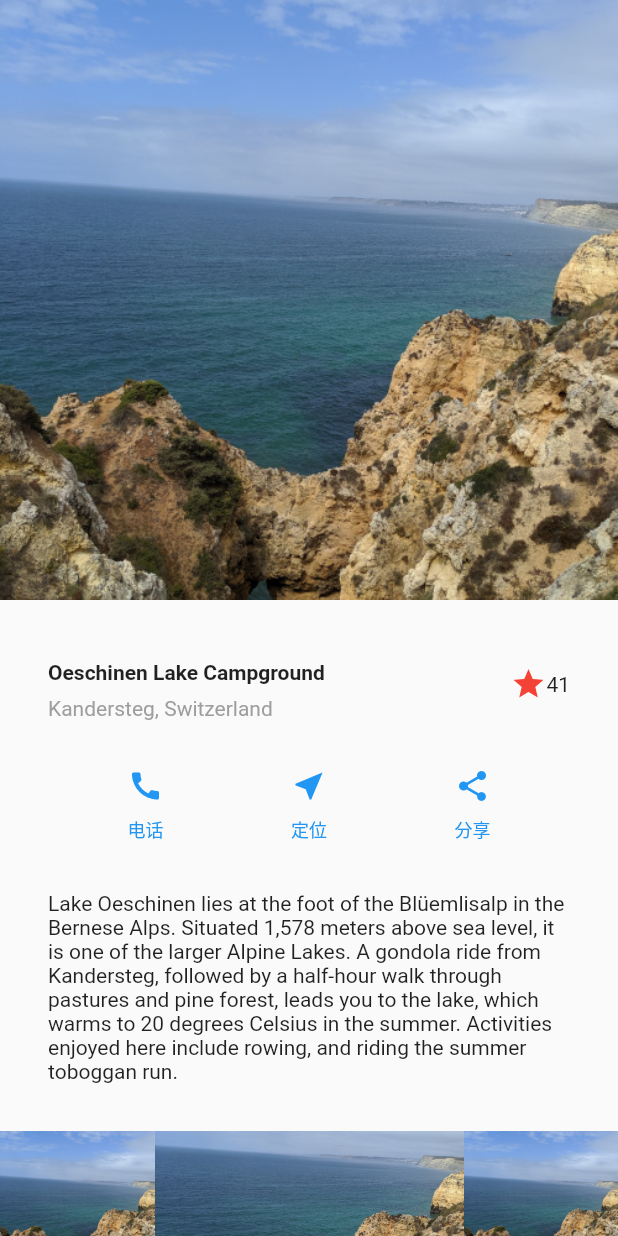
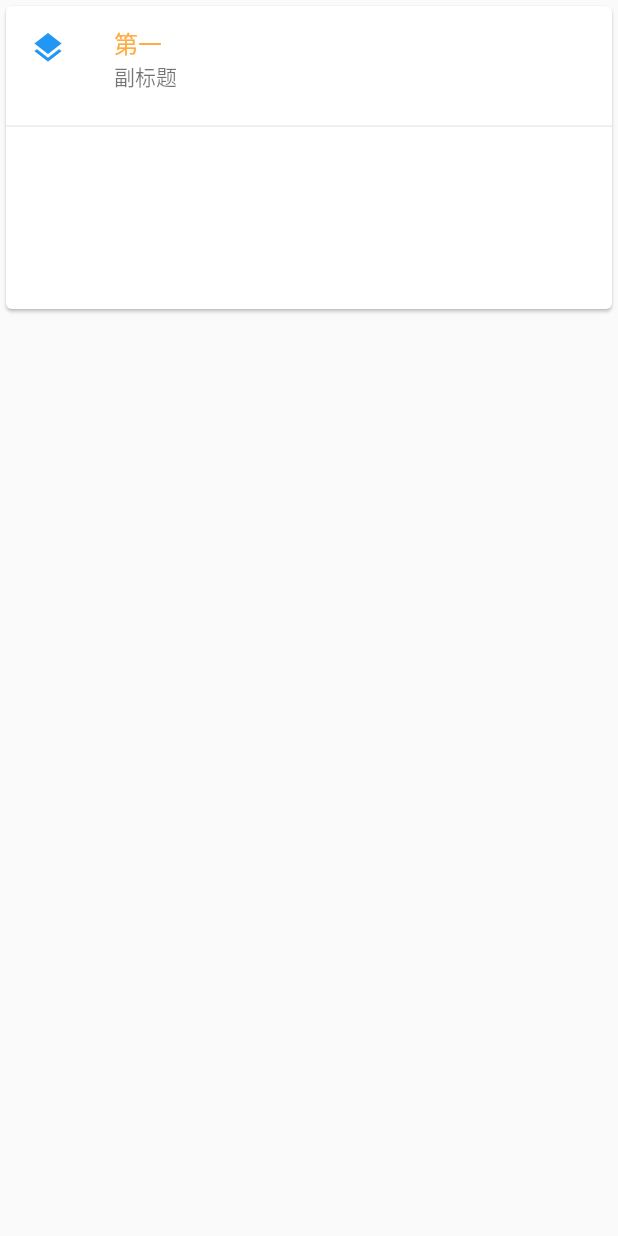
Before and after one commit to mstains/Flutter_Project, a Flutter app: the screen it shows after launch, on a phone screen of 412 x 824 dp. Run offline on Flutter 3.47's test engine with Material 2 defaults, Android fonts, the phone set to English and light mode, and no system bars.

Commit message:
flutter布局学习

```diff
--- a/flutter_app/lib/main.dart
+++ b/flutter_app/lib/main.dart
@@ -239,6 +239,7 @@ class MyApp extends StatelessWidget {
       ),
     );
 
+    //布局圆角
     var containerDecoration = new Container(
       width: 400,
       height: 100,
@@ -254,21 +255,119 @@ class MyApp extends StatelessWidget {
       ),
     );
 
-    return new MaterialApp(
-      home: new Scaffold(
-        body: new ListView(
+    //GridView
+    List<Container> _buildGridTileList(int index) {
+      return new List<Container>.generate(
+          index,
+          (int count) => new Container(
+                child: new Image.asset("images/coast.jpg"),
+              ));
+    }
+
+    Widget gridView = new GridView.extent(
+      maxCrossAxisExtent: 150.0,
+      padding: EdgeInsets.all(4.0),
+      mainAxisSpacing: 4.0,
+      crossAxisSpacing: 4.0,
+      children: _buildGridTileList(30),
+    );
+
+    //ListView
+    List<Widget> list = <Widget>[
+      new ListTile(
+        title: new Text('第一'),
+        subtitle: new Text('副标题'),
+        leading: new Icon(
+          Icons.theaters,
+          color: Colors.amber,
+        ),
+      ),
+      new ListTile(
+        title: new Text('The Castro Theater',
+            style: new TextStyle(fontWeight: FontWeight.w500, fontSize: 20.0)),
+        subtitle: new Text('429 Castro St'),
+        leading: new Icon(
+          Icons.theaters,
+          color: Colors.blue[500],
+        ),
+      ),
+    ];
+
+    //Stack
+
+    var stack = new Stack(
+      alignment: const Alignment(0.6, 0.6),
+      children: <Widget>[
+        new CircleAvatar(
+          backgroundImage: new AssetImage("images/coast.jpg"),
+          radius: 100.0,
+        ),
+        new Container(
+          decoration: new BoxDecoration(
+            color: Colors.black45,
+          ),
+          child: new Text(
+            '啦啦',
+            style: new TextStyle(
+              fontSize: 20.0,
+              color: Colors.white,
+              fontWeight: FontWeight.bold,
+            ),
+          ),
+        )
+      ],
+    );
+
+    //Card
+
+    var card = new SizedBox(
+      height: 210.0,
+      child: new Card(
+        child: new Column(
           children: <Widget>[
-            imageSection,
-            titleSection,
-            buttonSection,
-            textSection,
-            rowSection,
-            columnSection,
-            leftColumn,
-            containerDecoration,
+            new ListTile(
+              title: new Text(
+                '第一',
+                style: new TextStyle(
+                    fontStyle: FontStyle.normal,
+                    color: Colors.orangeAccent,
+                    fontWeight: FontWeight.w500,
+                    fontSize: 16.0),
+              ),
+              subtitle: new Text(
+                '副标题',
+              ),
+              leading: new Icon(Icons.layers,color: Colors.blue,),
+            ),
+            new Divider(),
           ],
         ),
       ),
     );
+
+    return new MaterialApp(
+      home: new Scaffold(
+        body: card,
+
+//      body: new ListView(
+//        children: list,
+//
+//      ),
+
+        //body: gridView,
+//        body: new ListView(
+//          children: <Widget>[
+//            imageSection,
+//            titleSection,
+//            buttonSection,
+//            textSection,
+//            rowSection,
+//            columnSection,
+//            leftColumn,
+//            containerDecoration,
+//          ],
+//        ),
+      ),
+    );
   }
 }
```
